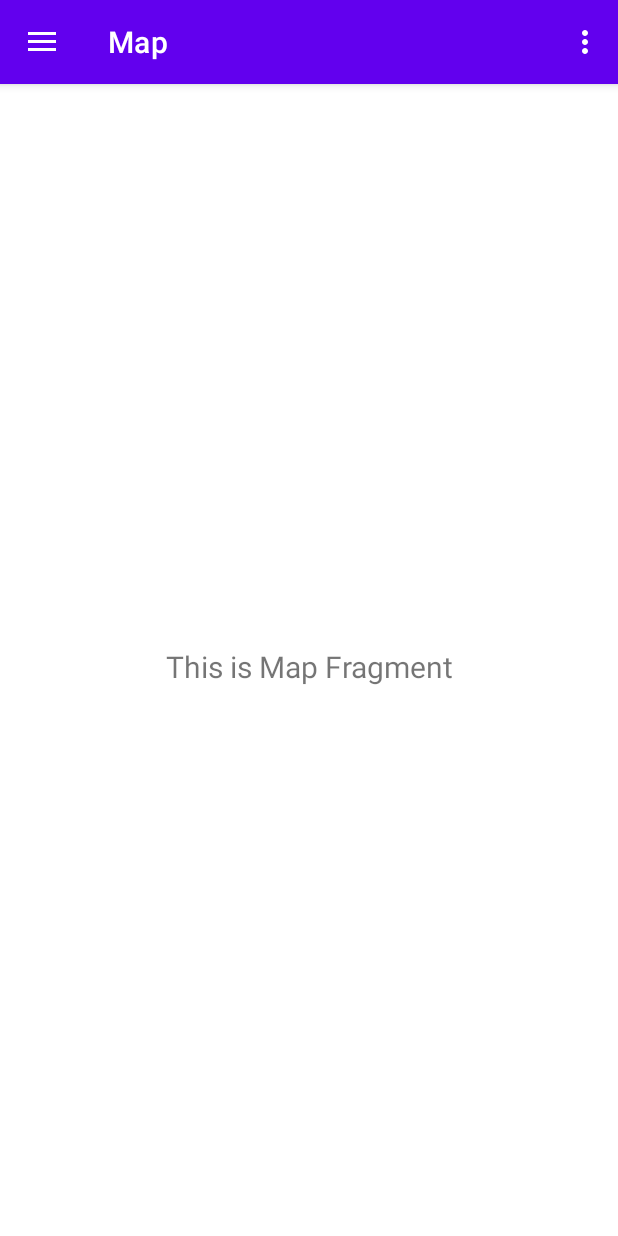
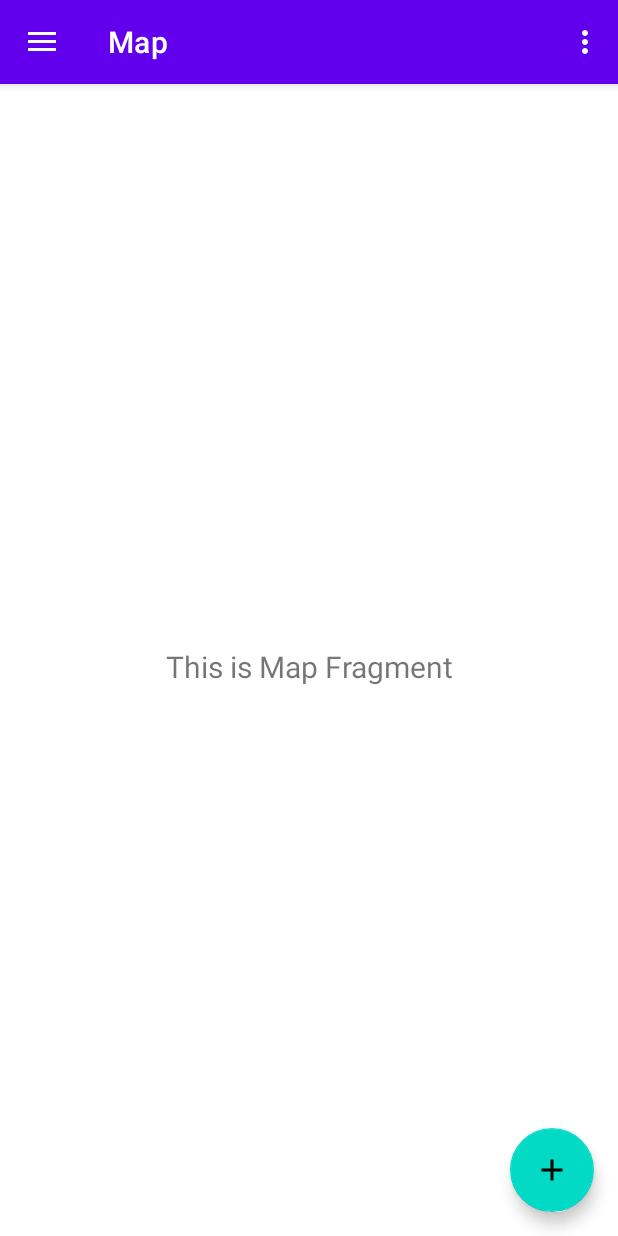
Before and after one commit to Kimame04/android-app-open-mobiliser, an Android app: the screen it shows after launch (MainActivity), in the side drawer, after a tap on "Map", on a phone screen of 412 x 824 dp. Run offline under Robolectric (Android 15) with nearby library versions, the phone set to English and light mode, and no system bars; our stand-ins replace navigation-ui.

Commit message:
added fab to the map fragment

```diff
--- a/app/src/main/java/com/example/openmobiliser/ui/map/MapFragment.kt
+++ b/app/src/main/java/com/example/openmobiliser/ui/map/MapFragment.kt
@@ -8,7 +8,10 @@ import android.widget.TextView
 import androidx.fragment.app.Fragment
 import androidx.lifecycle.Observer
 import androidx.lifecycle.ViewModelProvider
+import com.example.openmobiliser.R
 import com.example.openmobiliser.databinding.FragmentMapBinding
+import com.google.android.material.floatingactionbutton.FloatingActionButton
+import com.google.android.material.snackbar.Snackbar
 
 class MapFragment : Fragment() {
 
@@ -34,6 +37,13 @@ class MapFragment : Fragment() {
         galleryViewModel.text.observe(viewLifecycleOwner, Observer {
             textView.text = it
         })
+
+        val fab: View = binding.fab
+        fab.setOnClickListener { view ->
+            Snackbar.make(view, "Here's a Snackbar", Snackbar.LENGTH_LONG)
+                .setAction("Action", null)
+                .show()
+        }
         return root
     }
 
--- /dev/null
+++ b/app/src/main/res/drawable/ic_baseline_add_24.xml
@@ -0,0 +1,10 @@
+<vector xmlns:android="http://schemas.android.com/apk/res/android"
+    android:width="24dp"
+    android:height="24dp"
+    android:viewportWidth="24"
+    android:viewportHeight="24"
+    android:tint="?attr/colorControlNormal">
+  <path
+      android:fillColor="@android:color/white"
+      android:pathData="M19,13h-6v6h-2v-6H5v-2h6V5h2v6h6v2z"/>
+</vector>
--- a/app/src/main/res/layout/fragment_map.xml
+++ b/app/src/main/res/layout/fragment_map.xml
@@ -19,4 +19,16 @@
         app:layout_constraintEnd_toEndOf="parent"
         app:layout_constraintStart_toStartOf="parent"
         app:layout_constraintTop_toTopOf="parent" />
+
+    <com.google.android.material.floatingactionbutton.FloatingActionButton
+        android:id="@+id/fab"
+        android:layout_width="wrap_content"
+        android:layout_height="wrap_content"
+        android:layout_gravity="end|bottom"
+        android:src="@drawable/ic_baseline_add_24"
+        android:contentDescription="@string/fab"
+        app:fabSize="normal"
+        android:layout_margin="16dp"
+        app:layout_constraintEnd_toEndOf="parent"
+        app:layout_constraintBottom_toBottomOf="parent"/>
 </androidx.constraintlayout.widget.ConstraintLayout>
--- a/app/src/main/res/values/strings.xml
+++ b/app/src/main/res/values/strings.xml
@@ -10,4 +10,6 @@
     <string name="menu_dashboard">Dashboard</string>
     <string name="menu_map">Map</string>
     <string name="menu_settings">Settings</string>
+
+    <string name="fab">Submit</string>
 </resources>
```
